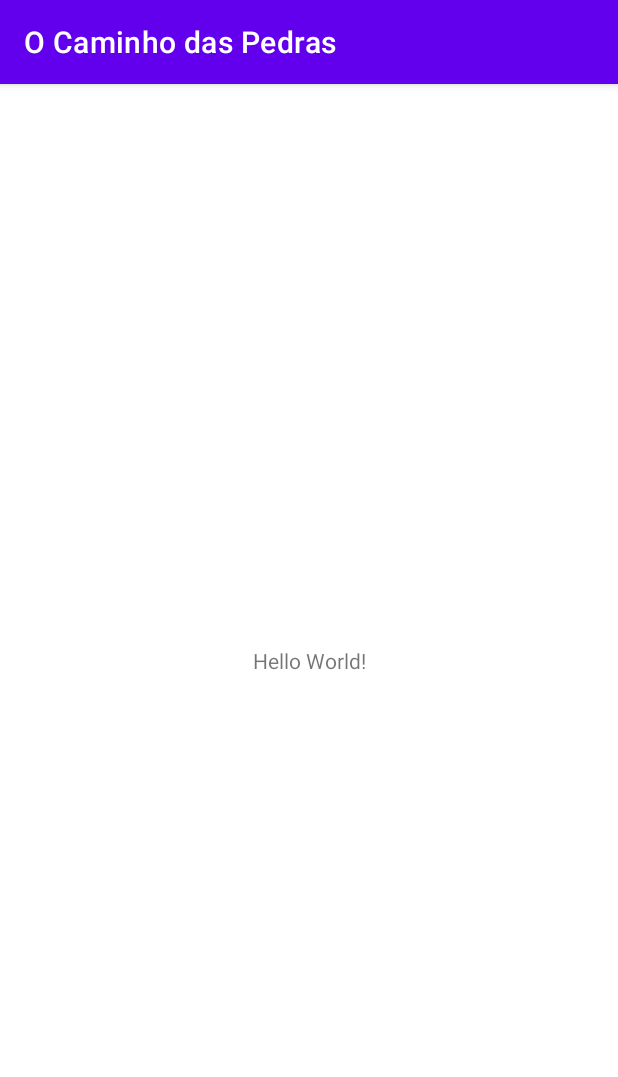
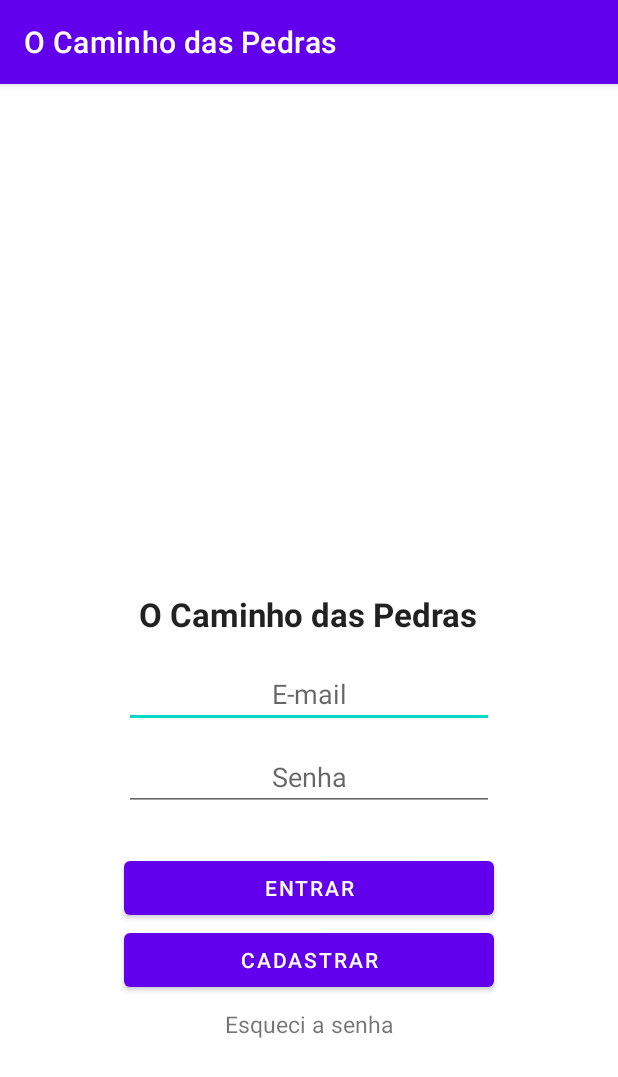
Before and after one commit to Diogo364/appOCaminhoDasPedras, an Android app: the screen it shows after launch (MainActivity before the commit, LoginActivity after it), on a phone screen of 412 x 824 dp. Shown: the top 1077 px of the screen. Run offline under Robolectric (Android 15) with nearby library versions, the phone set to English and light mode, and no system bars; our stand-ins replace Firebase (no records; nobody signed in at launch, a user with empty details on screens opened directly).

Commit message:
Work in progress: activity_forgot_password.xml

```diff
--- a/app/build.gradle
+++ b/app/build.gradle
@@ -40,6 +40,7 @@ dependencies {
     implementation 'androidx.appcompat:appcompat:1.2.0'
     implementation 'com.google.android.material:material:1.3.0'
     implementation 'androidx.constraintlayout:constraintlayout:2.0.4'
+    implementation "org.jetbrains.kotlin:kotlin-stdlib:$kotlin_version"
     testImplementation 'junit:junit:4.13.2'
     androidTestImplementation 'androidx.test.ext:junit:1.1.2'
     androidTestImplementation 'androidx.test.espresso:espresso-core:3.3.0'
--- a/app/src/main/AndroidManifest.xml
+++ b/app/src/main/AndroidManifest.xml
@@ -9,7 +9,9 @@
         android:roundIcon="@mipmap/ic_launcher_round"
         android:supportsRtl="true"
         android:theme="@style/Theme.OCaminhoDasPedras">
-        <activity android:name=".MainActivity">
+        <activity android:name=".SignUpActivity"></activity>
+        <activity android:name=".ForgotPasswordActivity" />
+        <activity android:name=".LoginActivity">
             <intent-filter>
                 <action android:name="android.intent.action.MAIN" />
 
--- a/app/src/main/java/br/com/ocaminhodaspedras/MainActivity.kt
+++ b/app/src/main/java/br/com/ocaminhodaspedras/ForgotPasswordActivity.kt
@@ -3,9 +3,9 @@ package br.com.ocaminhodaspedras
 import androidx.appcompat.app.AppCompatActivity
 import android.os.Bundle
 
-class MainActivity : AppCompatActivity() {
+class ForgotPasswordActivity : AppCompatActivity() {
     override fun onCreate(savedInstanceState: Bundle?) {
         super.onCreate(savedInstanceState)
-        setContentView(R.layout.activity_main)
+        setContentView(R.layout.activity_forgot_password)
     }
 }
--- /dev/null
+++ b/app/src/main/java/br/com/ocaminhodaspedras/LoginActivity.kt
@@ -0,0 +1,49 @@
+package br.com.ocaminhodaspedras
+
+import android.content.Intent
+import androidx.appcompat.app.AppCompatActivity
+import android.os.Bundle
+import android.widget.Toast
+import com.google.firebase.auth.FirebaseAuth
+import kotlinx.android.synthetic.main.activity_login.*
+
+class LoginActivity : AppCompatActivity() {
+    override fun onCreate(savedInstanceState: Bundle?) {
+        super.onCreate(savedInstanceState)
+        setContentView(R.layout.activity_login)
+
+        btSingInLogin.setOnClickListener {
+            login()
+        }
+
+        tvForgotPasswordLogin.setOnClickListener {
+            val intencaoDeChamada = Intent(this, ForgotPasswordActivity::class.java)
+            startActivity(intencaoDeChamada)
+        }
+
+        btSingUpLogin.setOnClickListener {
+            val intencaoDeChamada = Intent(this, SignUpActivity::class.java)
+            startActivity(intencaoDeChamada)
+        }
+
+    }
+
+    private fun login() {
+        val login = etUsernameLogin.text.toString()
+        val password = etPasswordLogin.text.toString()
+
+        val auth = FirebaseAuth.getInstance()
+
+        val taskDeLogin = auth.signInWithEmailAndPassword(login, password)
+
+        taskDeLogin.addOnCompleteListener { resultado ->
+            if (resultado.isSuccessful) {
+                Toast.makeText(this, "Bem vindo(a) $login", Toast.LENGTH_LONG).show()
+            } else {
+                Toast.makeText(this, "Usuario ou senha Invalidos", Toast.LENGTH_LONG).show()
+            }
+        }
+
+    }
+
+}
--- /dev/null
+++ b/app/src/main/res/layout/activity_login.xml
@@ -0,0 +1,110 @@
+<?xml version="1.0" encoding="utf-8"?>
+<androidx.constraintlayout.widget.ConstraintLayout xmlns:android="http://schemas.android.com/apk/res/android"
+    xmlns:app="http://schemas.android.com/apk/res-auto"
+    xmlns:tools="http://schemas.android.com/tools"
+    android:layout_width="match_parent"
+    android:layout_height="match_parent"
+    tools:context=".LoginActivity">
+
+    <TextView
+        android:id="@+id/appNameLogin"
+        android:layout_width="wrap_content"
+        android:layout_height="wrap_content"
+        android:layout_marginBottom="16dp"
+        android:text="@string/app_name"
+        android:textAppearance="@style/TextAppearance.AppCompat.Large"
+        android:textStyle="bold"
+        app:layout_constraintBottom_toTopOf="@+id/glHHalfLogin"
+        app:layout_constraintHorizontal_bias="0.498"
+        app:layout_constraintLeft_toLeftOf="parent"
+        app:layout_constraintRight_toRightOf="parent" />
+
+    <Button
+        android:id="@+id/btSingInLogin"
+        android:layout_width="0dp"
+        android:layout_height="wrap_content"
+        android:layout_marginTop="27dp"
+        android:text="@string/sing_in_button_login"
+        app:layout_constraintEnd_toStartOf="@+id/glVThreeQuartersLogin"
+        app:layout_constraintStart_toStartOf="@+id/glVQuarterLogin"
+        app:layout_constraintTop_toBottomOf="@+id/etPasswordLogin"
+        tools:visibility="visible" />
+
+    <Button
+        android:id="@+id/btSingUpLogin"
+        android:layout_width="0dp"
+        android:layout_height="wrap_content"
+        android:autoText="false"
+        android:text="@string/sing_up_button_login"
+        app:layout_constraintEnd_toStartOf="@+id/glVThreeQuartersLogin"
+        app:layout_constraintStart_toStartOf="@+id/glVQuarterLogin"
+        app:layout_constraintTop_toBottomOf="@+id/btSingInLogin"
+        tools:visibility="visible" />
+
+    <EditText
+        android:id="@+id/etUsernameLogin"
+        android:layout_width="0dp"
+        android:layout_height="wrap_content"
+        android:ems="10"
+        android:hint="@string/email_login"
+        android:inputType="textPersonName"
+        android:textAlignment="center"
+        app:layout_constraintEnd_toStartOf="@+id/glVThreeQuartersLogin"
+        app:layout_constraintStart_toStartOf="@+id/glVQuarterLogin"
+        app:layout_constraintTop_toTopOf="@+id/glHHalfLogin" />
+
+    <EditText
+        android:id="@+id/etPasswordLogin"
+        android:layout_width="0dp"
+        android:layout_height="wrap_content"
+        android:layout_marginTop="10dp"
+        android:ems="10"
+        android:hint="@string/password_login"
+        android:inputType="textPassword"
+        android:textAlignment="center"
+        app:layout_constraintEnd_toStartOf="@+id/glVThreeQuartersLogin"
+        app:layout_constraintStart_toStartOf="@+id/glVQuarterLogin"
+        app:layout_constraintTop_toBottomOf="@+id/etUsernameLogin" />
+
+    <androidx.constraintlayout.widget.Guideline
+        android:id="@+id/glVHalfLogin"
+        android:layout_width="wrap_content"
+        android:layout_height="wrap_content"
+        android:orientation="vertical"
+        app:layout_constraintGuide_percent="0.5" />
+
+    <androidx.constraintlayout.widget.Guideline
+        android:id="@+id/glVQuarterLogin"
+        android:layout_width="wrap_content"
+        android:layout_height="wrap_content"
+        android:orientation="vertical"
+        app:layout_constraintGuide_percent="0.20" />
+
+    <androidx.constraintlayout.widget.Guideline
+        android:id="@+id/glVThreeQuartersLogin"
+        android:layout_width="wrap_content"
+        android:layout_height="wrap_content"
+        android:orientation="vertical"
+        app:layout_constraintGuide_percent="0.80" />
+
+    <androidx.constraintlayout.widget.Guideline
+        android:id="@+id/glHHalfLogin"
+        android:layout_width="wrap_content"
+        android:layout_height="wrap_content"
+        android:orientation="horizontal"
+        app:layout_constraintGuide_percent="0.5" />
+
+    <TextView
+        android:id="@+id/tvForgotPasswordLogin"
+        android:layout_width="130dp"
+        android:layout_height="wrap_content"
+        android:layout_marginTop="8dp"
+        android:text="@string/forgot_password_login"
+        android:textAlignment="center"
+        android:textAllCaps="false"
+        android:textSize="15sp"
+        app:layout_constraintEnd_toStartOf="@+id/glVThreeQuartersLogin"
+        app:layout_constraintStart_toStartOf="@+id/glVQuarterLogin"
+        app:layout_constraintTop_toBottomOf="@+id/btSingUpLogin" />
+
+</androidx.constraintlayout.widget.ConstraintLayout>
--- a/app/src/main/res/layout/activity_main.xml
+++ /dev/null
@@ -1,18 +0,0 @@
-<?xml version="1.0" encoding="utf-8"?>
-<androidx.constraintlayout.widget.ConstraintLayout xmlns:android="http://schemas.android.com/apk/res/android"
-    xmlns:app="http://schemas.android.com/apk/res-auto"
-    xmlns:tools="http://schemas.android.com/tools"
-    android:layout_width="match_parent"
-    android:layout_height="match_parent"
-    tools:context=".MainActivity">
-
-    <TextView
-        android:layout_width="wrap_content"
-        android:layout_height="wrap_content"
-        android:text="Hello World!"
-        app:layout_constraintBottom_toBottomOf="parent"
-        app:layout_constraintLeft_toLeftOf="parent"
-        app:layout_constraintRight_toRightOf="parent"
-        app:layout_constraintTop_toTopOf="parent" />
-
-</androidx.constraintlayout.widget.ConstraintLayout>
--- a/app/src/main/res/values/strings.xml
+++ b/app/src/main/res/values/strings.xml
@@ -1,3 +1,32 @@
 <resources>
+
     <string name="app_name">O Caminho das Pedras</string>
+
+    <!--
+        activity_login
+    -->
+    <string name="email_login">E-mail</string>
+    <string name="password_login">Senha</string>
+    <string name="sing_in_button_login">Entrar</string>
+    <string name="sing_up_button_login">Cadastrar</string>
+    <string name="forgot_password_login">Esqueci a senha</string>
+
+    <!--
+        activity_forgot_password
+    -->
+    <string name="email_forgot_password">E-mail</string>
+    <string name="confirm_password_forgot_password">Confirme a senha</string>
+    <string name="back_button_forgot_password">Voltar</string>
+    <string name="new_password_forgot_password">Nova senha</string>
+    <string name="title_forgot_password">Esqueci a Senha</string>
+
+    <!--
+        activity_sign_up
+    -->
+    <string name="email_sign_up">E-mail</string>
+    <string name="password_sign_up">Senha</string>
+    <string name="confirm_password_sign_up">Confirme a senha</string>
+    <string name="sing_up_button_sign_up">Cadastrar</string>
+    <string name="back_button_sign_up">Voltar</string>
+
 </resources>
```
Also changed, not shown: app/src/main/java/br/com/ocaminhodaspedras/SignUpActivity.kt (added, +11 -0 lines), app/src/main/res/layout/activity_forgot_password.xml (added, +78 -0 lines), app/src/main/res/layout/activity_sign_up.xml (added, +36 -0 lines), gradle/wrapper/gradle-wrapper.properties.
